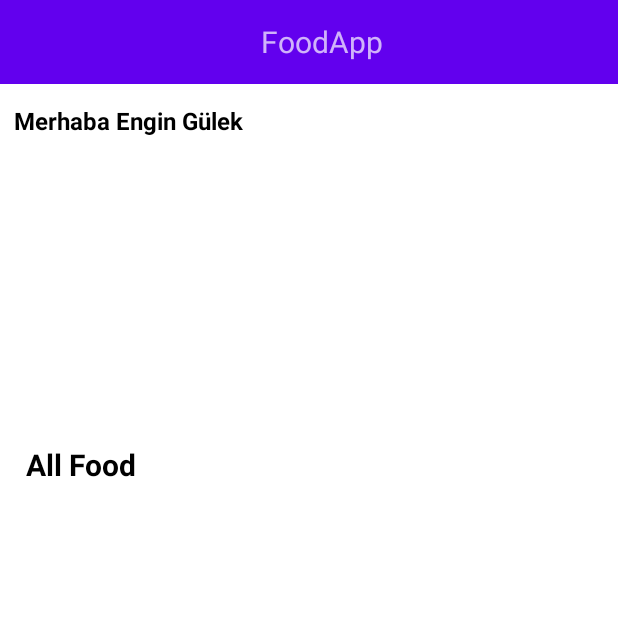
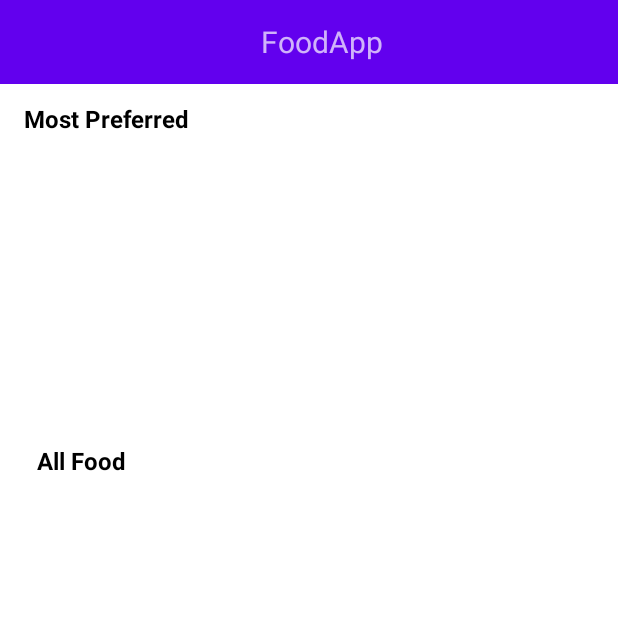
Before and after one commit to engingulek/FoodApp, an Android app: the HomePageFragment screen opened directly, with no data from a screen before it, on a phone screen of 412 x 824 dp, the top half of it. Run offline under Robolectric (Android 15) with nearby library versions, the phone set to English and light mode, and no system bars; our stand-ins replace Firebase (no records; nobody signed in at launch, a user with empty details on screens opened directly), Picasso, data binding; pictures from the network do not load; Roboto replaces fonts that are not available here.

Commit message:
CreateMorePreferedFood

```diff
--- a/FoodApp/app/src/main/java/com/example/foodapp/HomePageFragment.kt
+++ b/FoodApp/app/src/main/java/com/example/foodapp/HomePageFragment.kt
@@ -9,14 +9,16 @@ import android.view.ViewGroup
 import androidx.databinding.DataBindingUtil
 import androidx.fragment.app.viewModels
 import com.example.foodapp.adapter.FoodAdapter
+import com.example.foodapp.adapter.MorePreferedFoodAdapter
 import com.example.foodapp.databinding.FragmentHomePageBinding
 import com.example.foodapp.viewmodel.HomePageViewModel
 
 
 class HomePageFragment : Fragment() {
     private lateinit var design : FragmentHomePageBinding
-    private lateinit var adapter: FoodAdapter
+    private lateinit var allFoodAdapter: FoodAdapter
     private lateinit var viewModel: HomePageViewModel
+    private  lateinit var morePreferedFoodAdapter: MorePreferedFoodAdapter
 
 
 
@@ -25,9 +27,18 @@ class HomePageFragment : Fragment() {
         design = DataBindingUtil.inflate(inflater,R.layout.fragment_home_page, container, false)
 
 
+        // All Food Adappter
         viewModel.foodList.observe(viewLifecycleOwner,{
-            adapter = FoodAdapter(requireContext(),it,viewModel)
-            design.foodAdapter = adapter
+            allFoodAdapter = FoodAdapter(requireContext(),it,viewModel)
+            design.foodAdapter = allFoodAdapter
+        })
+
+
+
+        // All More Prefered Adapter
+        viewModel.morePreferedFoodList.observe(viewLifecycleOwner,{
+            morePreferedFoodAdapter = MorePreferedFoodAdapter(requireContext(),it,viewModel)
+            design.morePreferedFoodAdapter = morePreferedFoodAdapter
         })
 
 
--- a/FoodApp/app/src/main/java/com/example/foodapp/adapter/FoodAdapter.kt
+++ b/FoodApp/app/src/main/java/com/example/foodapp/adapter/FoodAdapter.kt
@@ -10,9 +10,11 @@ import com.example.foodapp.databinding.FoodCardDesignBinding
 import com.example.foodapp.viewmodel.HomePageViewModel
 import com.squareup.picasso.Picasso
 
-class FoodAdapter(var mContext:Context,var foodList: List<Food>, var viewModel: HomePageViewModel) : RecyclerView.Adapter<FoodAdapter.CardDesignConservative>() {
+class FoodAdapter(var mContext:Context,var foodList: List<Food>, var viewModel: HomePageViewModel)
+    : RecyclerView.Adapter<FoodAdapter.CardDesignConservative>() {
 
-    inner class CardDesignConservative(foodCardDesignBinding : FoodCardDesignBinding)  : RecyclerView.ViewHolder(foodCardDesignBinding.root) {
+    inner class CardDesignConservative(foodCardDesignBinding : FoodCardDesignBinding)
+        : RecyclerView.ViewHolder(foodCardDesignBinding.root) {
         var foodCardDesignBinding : FoodCardDesignBinding
          init {
              this.foodCardDesignBinding = foodCardDesignBinding
--- a/FoodApp/app/src/main/java/com/example/foodapp/repo/FoodRepository.kt
+++ b/FoodApp/app/src/main/java/com/example/foodapp/repo/FoodRepository.kt
@@ -2,6 +2,8 @@ package com.example.foodapp.repo
 
 import android.widget.ImageView
 import androidx.lifecycle.MutableLiveData
+import com.example.foodapp.entity.CartFood
+import com.example.foodapp.entity.CartResult
 import com.example.foodapp.entity.Food
 import com.example.foodapp.entity.FoodResult
 import com.example.foodapp.retrofit.ApiUtils
@@ -15,17 +17,23 @@ class FoodRepository {
 
     var foodList: MutableLiveData<List<Food>>
     var foodDao: FoodDaoInterface
+    var morePreferedFoodList : MutableLiveData<List<CartFood>>
 
 
     init {
         foodDao = ApiUtils.getFoodDaoInterface()
         foodList = MutableLiveData()
+        morePreferedFoodList = MutableLiveData()
 
     }
 
 
     fun bringFoods() : MutableLiveData<List<Food>> {
         return  foodList
+    }
+
+    fun bringsMorePreferedFood() : MutableLiveData<List<CartFood>> {
+        return  morePreferedFoodList
     }
 
 
@@ -48,4 +56,29 @@ class FoodRepository {
 
 
 
+    fun getAllMorePreferedFood() {
+        foodDao.allFoodFromCart().enqueue(object : Callback<CartResult>{
+            override fun onResponse(call: Call<CartResult>, response: Response<CartResult>) {
+                var liste = response.body().cartFoods
+                var cartFoodList = HashSet<CartFood>()
+                for (food in liste) {
+                    cartFoodList.add(food)
+                }
+
+                morePreferedFoodList.value =  cartFoodList.sortedByDescending { it.cart_food_piece }.take(5)
+            }
+
+
+
+            override fun onFailure(call: Call<CartResult>, t: Throwable) {
+
+            }
+
+
+        })
+    }
+
+
+
+
 }
--- a/FoodApp/app/src/main/java/com/example/foodapp/retrofit/FoodDaoInterface.kt
+++ b/FoodApp/app/src/main/java/com/example/foodapp/retrofit/FoodDaoInterface.kt
@@ -2,6 +2,7 @@ package com.example.foodapp.retrofit
 
 import android.media.Image
 import android.widget.ImageView
+import com.example.foodapp.entity.CartResult
 import com.example.foodapp.entity.FoodResult
 import retrofit2.Call
 import retrofit2.http.GET
@@ -11,6 +12,10 @@ interface FoodDaoInterface {
     fun allFood(): Call<FoodResult>
 
 
+    @GET("yemekler/tumSepettekiYemekleriGetir.php")
+    fun allFoodFromCart() : Call<CartResult>
+
+
 
 
 
--- a/FoodApp/app/src/main/java/com/example/foodapp/viewmodel/HomePageViewModel.kt
+++ b/FoodApp/app/src/main/java/com/example/foodapp/viewmodel/HomePageViewModel.kt
@@ -3,21 +3,30 @@ package com.example.foodapp.viewmodel
 import android.widget.ImageView
 import androidx.lifecycle.MutableLiveData
 import androidx.lifecycle.ViewModel
+import com.example.foodapp.entity.CartFood
 import com.example.foodapp.entity.Food
 import com.example.foodapp.repo.FoodRepository
 
 class HomePageViewModel :ViewModel() {
     var foodList = MutableLiveData<List<Food>>()
     val foodRepo = FoodRepository()
+    var morePreferedFoodList = MutableLiveData<List<CartFood>>()
 
     init {
         loadFoods()
+        loadMorePreferedFoods()
      foodList =  foodRepo.bringFoods()
+        morePreferedFoodList = foodRepo.bringsMorePreferedFood()
 
     }
 
     fun loadFoods() {
         foodRepo.getAllFood()
+    }
+
+    fun loadMorePreferedFoods() {
+        foodRepo.getAllMorePreferedFood()
+
     }
 
 
--- a/FoodApp/app/src/main/res/layout/food_card_design.xml
+++ b/FoodApp/app/src/main/res/layout/food_card_design.xml
@@ -20,7 +20,7 @@
         android:translationZ="10dp">
 
         <androidx.cardview.widget.CardView
-            android:id="@+id/food_card"
+            android:id="@+id/most_food_card"
             android:layout_width="wrap_content"
             android:layout_height="180dp"
             android:layout_margin="10dp"
--- a/FoodApp/app/src/main/res/layout/fragment_home_page.xml
+++ b/FoodApp/app/src/main/res/layout/fragment_home_page.xml
@@ -5,6 +5,7 @@
     <data>
         <variable name="fragmemntHomePage" type="com.example.foodapp.HomePageFragment" />
         <variable name="foodAdapter" type="com.example.foodapp.adapter.FoodAdapter" />
+        <variable name="morePreferedFoodAdapter" type="com.example.foodapp.adapter.MorePreferedFoodAdapter" />
     </data>
 
     <androidx.constraintlayout.widget.ConstraintLayout
@@ -68,7 +69,7 @@
             android:layout_marginEnd="320dp"
             android:text="All Food"
             android:textColor="#000000"
-            android:textSize="20sp"
+            android:textSize="16sp"
             android:textStyle="bold"
             app:layout_constraintEnd_toEndOf="parent"
             app:layout_constraintHorizontal_bias="0.5"
@@ -79,16 +80,29 @@
             android:id="@+id/textView2"
             android:layout_width="wrap_content"
             android:layout_height="wrap_content"
-            android:layout_marginStart="20dp"
-            android:layout_marginTop="13dp"
-            android:layout_marginEnd="261dp"
-            android:text="Merhaba Engin Gülek"
+            android:layout_marginStart="24dp"
+            android:layout_marginTop="12dp"
+            android:layout_marginEnd="320dp"
+            android:text="Most Preferred"
             android:textColor="#000000"
             android:textSize="16sp"
             android:textStyle="bold"
             app:layout_constraintEnd_toEndOf="parent"
+            app:layout_constraintHorizontal_bias="0.19"
             app:layout_constraintStart_toStartOf="parent"
             app:layout_constraintTop_toBottomOf="@+id/toolbar" />
+
+        <androidx.recyclerview.widget.RecyclerView
+            android:id="@+id/rvvMorePrefered"
+            android:adapter="@{morePreferedFoodAdapter}"
+            android:orientation="horizontal"
+            app:layoutManager="androidx.recyclerview.widget.LinearLayoutManager"
+            android:layout_width="0dp"
+            android:layout_height="0dp"
+            app:layout_constraintBottom_toTopOf="@+id/textView"
+            app:layout_constraintEnd_toEndOf="parent"
+            app:layout_constraintStart_toStartOf="parent"
+            app:layout_constraintTop_toBottomOf="@+id/textView2" />
 
 
     </androidx.constraintlayout.widget.ConstraintLayout>
```
Also changed, not shown: FoodApp/app/src/main/java/com/example/foodapp/adapter/MorePreferedFoodAdapter.kt (added, +56 -0 lines), FoodApp/app/src/main/java/com/example/foodapp/entity/CartFood.kt (added, +17 -0 lines), FoodApp/app/src/main/java/com/example/foodapp/entity/CartResult.kt (added, +9 -0 lines), FoodApp/app/src/main/res/layout/all_food_prefed_card_design.xml (added, +93 -0 lines).
